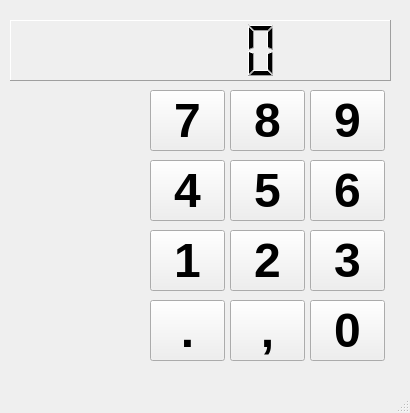
Old version of the form Calculator/calcd.ui in the repository mateusribeirocampos/Calcd_Qt.
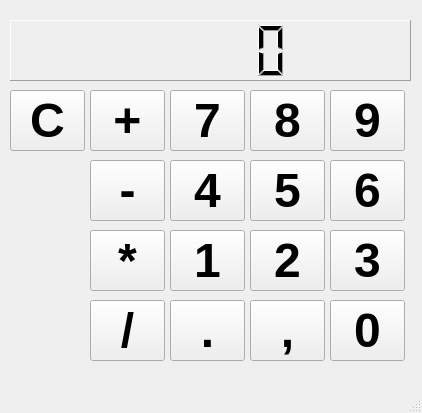
New version of the form.

The edit to the form file:
```diff
--- a/Calculator/calcd.ui
+++ b/Calculator/calcd.ui
@@ -6,7 +6,7 @@
    <rect>
     <x>0</x>
     <y>0</y>
-    <width>410</width>
+    <width>422</width>
     <height>413</height>
    </rect>
   </property>
@@ -19,7 +19,7 @@
      <rect>
       <x>10</x>
       <y>20</y>
-      <width>381</width>
+      <width>401</width>
       <height>61</height>
      </rect>
     </property>
@@ -36,7 +36,7 @@
    <widget class="QPushButton" name="B7">
     <property name="geometry">
      <rect>
-      <x>150</x>
+      <x>170</x>
       <y>90</y>
       <width>75</width>
       <height>61</height>
@@ -55,7 +55,7 @@
    <widget class="QPushButton" name="B8">
     <property name="geometry">
      <rect>
-      <x>230</x>
+      <x>250</x>
       <y>90</y>
       <width>75</width>
       <height>61</height>
@@ -74,7 +74,7 @@
    <widget class="QPushButton" name="B9">
     <property name="geometry">
      <rect>
-      <x>310</x>
+      <x>330</x>
       <y>90</y>
       <width>75</width>
       <height>61</height>
@@ -93,7 +93,7 @@
    <widget class="QPushButton" name="B0">
     <property name="geometry">
      <rect>
-      <x>310</x>
+      <x>330</x>
       <y>300</y>
       <width>75</width>
       <height>61</height>
@@ -112,7 +112,7 @@
    <widget class="QPushButton" name="B6">
     <property name="geometry">
      <rect>
-      <x>310</x>
+      <x>330</x>
       <y>160</y>
       <width>75</width>
       <height>61</height>
@@ -131,7 +131,7 @@
    <widget class="QPushButton" name="B5">
     <property name="geometry">
      <rect>
-      <x>230</x>
+      <x>250</x>
       <y>160</y>
       <width>75</width>
       <height>61</height>
@@ -150,7 +150,7 @@
    <widget class="QPushButton" name="B4">
     <property name="geometry">
      <rect>
-      <x>150</x>
+      <x>170</x>
       <y>160</y>
       <width>75</width>
       <height>61</height>
@@ -169,7 +169,7 @@
    <widget class="QPushButton" name="B1">
     <property name="geometry">
      <rect>
-      <x>150</x>
+      <x>170</x>
       <y>230</y>
       <width>75</width>
       <height>61</height>
@@ -188,7 +188,7 @@
    <widget class="QPushButton" name="B2">
     <property name="geometry">
      <rect>
-      <x>230</x>
+      <x>250</x>
       <y>230</y>
       <width>75</width>
       <height>61</height>
@@ -207,7 +207,7 @@
    <widget class="QPushButton" name="B3">
     <property name="geometry">
      <rect>
-      <x>310</x>
+      <x>330</x>
       <y>230</y>
       <width>75</width>
       <height>61</height>
@@ -226,7 +226,7 @@
    <widget class="QPushButton" name="Bcomma">
     <property name="geometry">
      <rect>
-      <x>230</x>
+      <x>250</x>
       <y>300</y>
       <width>75</width>
       <height>61</height>
@@ -245,7 +245,7 @@
    <widget class="QPushButton" name="Bdot">
     <property name="geometry">
      <rect>
-      <x>150</x>
+      <x>170</x>
       <y>300</y>
       <width>75</width>
       <height>61</height>
@@ -261,6 +261,101 @@
      <string>.</string>
     </property>
    </widget>
+   <widget class="QPushButton" name="Bclear">
+    <property name="geometry">
+     <rect>
+      <x>10</x>
+      <y>90</y>
+      <width>75</width>
+      <height>61</height>
+     </rect>
+    </property>
+    <property name="font">
+     <font>
+      <pointsize>36</pointsize>
+      <bold>true</bold>
+     </font>
+    </property>
+    <property name="text">
+     <string>C</string>
+    </property>
+   </widget>
+   <widget class="QPushButton" name="Bplus">
+    <property name="geometry">
+     <rect>
+      <x>90</x>
+      <y>90</y>
+      <width>75</width>
+      <height>61</height>
+     </rect>
+    </property>
+    <property name="font">
+     <font>
+      <pointsize>36</pointsize>
+      <bold>true</bold>
+     </font>
+    </property>
+    <property name="text">
+     <string>+</string>
+    </property>
+   </widget>
+   <widget class="QPushButton" name="Bminus">
+    <property name="geometry">
+     <rect>
+      <x>90</x>
+      <y>160</y>
+      <width>75</width>
+      <height>61</height>
+     </rect>
+    </property>
+    <property name="font">
+     <font>
+      <pointsize>36</pointsize>
+      <bold>true</bold>
+     </font>
+    </property>
+    <property name="text">
+     <string>-</string>
+    </property>
+   </widget>
+   <widget class="QPushButton" name="Bmultiple">
+    <property name="geometry">
+     <rect>
+      <x>90</x>
+      <y>230</y>
+      <width>75</width>
+      <height>61</height>
+     </rect>
+    </property>
+    <property name="font">
+     <font>
+      <pointsize>36</pointsize>
+      <bold>true</bold>
+     </font>
+    </property>
+    <property name="text">
+     <string>*</string>
+    </property>
+   </widget>
+   <widget class="QPushButton" name="Bdivide">
+    <property name="geometry">
+     <rect>
+      <x>90</x>
+      <y>300</y>
+      <width>75</width>
+      <height>61</height>
+     </rect>
+    </property>
+    <property name="font">
+     <font>
+      <pointsize>36</pointsize>
+      <bold>true</bold>
+     </font>
+    </property>
+    <property name="text">
+     <string>/</string>
+    </property>
+   </widget>
   </widget>
   <widget class="QMenuBar" name="menubar">
    <property name="geometry">
```
Left out of the diff: 2 changed lines with no effect on the pictures.
